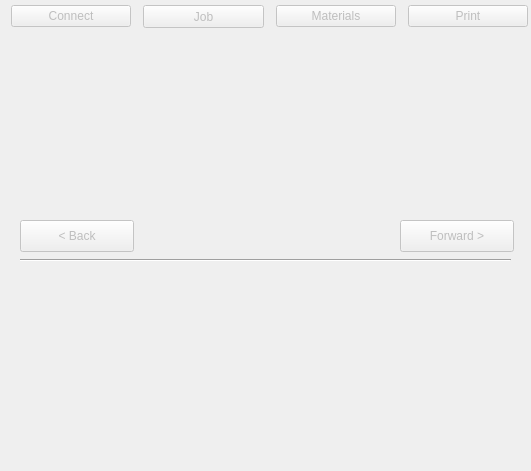
Above: mainwindow.ui from SeraphRobotics/SeraphPrint before the change. Below: the same form after it.
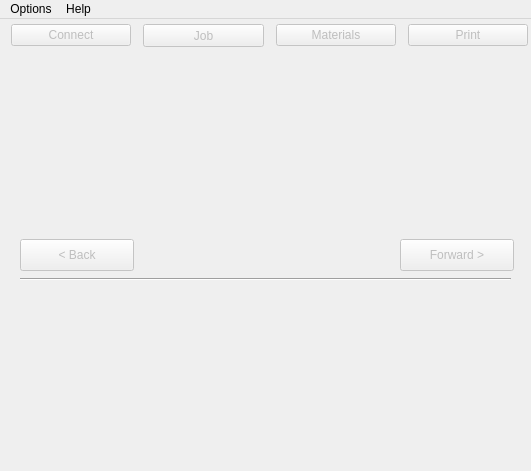
That is the form after the change.

Commit message: Added config file system and "about dialog" in the menu bar

Diff of the .ui file:
```diff
--- a/mainwindow.ui
+++ b/mainwindow.ui
@@ -191,9 +191,24 @@
      <x>0</x>
      <y>0</y>
      <width>531</width>
-     <height>21</height>
+     <height>22</height>
     </rect>
    </property>
+   <widget class="QMenu" name="menuOptions">
+    <property name="title">
+     <string>Options</string>
+    </property>
+    <addaction name="actionChange_Directory"/>
+   </widget>
+   <widget class="QMenu" name="menuHelp">
+    <property name="title">
+     <string>Help</string>
+    </property>
+    <addaction name="actionAbout_FabPrint"/>
+    <addaction name="actionVisit_FabAtHome_org"/>
+   </widget>
+   <addaction name="menuOptions"/>
+   <addaction name="menuHelp"/>
   </widget>
   <action name="actionBlah">
    <property name="text">
```
Left out of the diff: 15 changed lines with no effect on the pictures. The commit also changes 12 other files.
